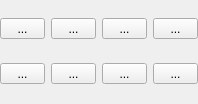
Before: the Qt Designer form src/candle/form_partial/main/partmaincontrol.ui in bodyhey/Candle3, drawn with Qt 5.
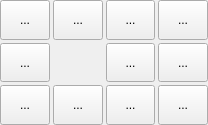
After: the same form once the commit is applied. Icons and pictures are not drawn. Custom widgets are drawn as their Qt base class.

Commit message: Reverted Probe, ZeroZ, ZeroXY (dummy) buttons

What changed in the file:
```diff
--- a/src/candle/form_partial/main/partmaincontrol.ui
+++ b/src/candle/form_partial/main/partmaincontrol.ui
@@ -6,14 +6,35 @@
    <rect>
     <x>0</x>
     <y>0</y>
-    <width>198</width>
-    <height>104</height>
+    <width>208</width>
+    <height>125</height>
    </rect>
   </property>
+  <property name="sizePolicy">
+   <sizepolicy hsizetype="Expanding" vsizetype="Fixed">
+    <horstretch>0</horstretch>
+    <verstretch>0</verstretch>
+   </sizepolicy>
+  </property>
+  <property name="minimumSize">
+   <size>
+    <width>0</width>
+    <height>0</height>
+   </size>
+  </property>
+  <property name="maximumSize">
+   <size>
+    <width>16777215</width>
+    <height>166666</height>
+   </size>
+  </property>
   <property name="windowTitle">
    <string>Form</string>
   </property>
-  <layout class="QGridLayout" name="gridLayout">
+  <layout class="QVBoxLayout" name="verticalLayout">
+   <property name="spacing">
+    <number>3</number>
+   </property>
    <property name="leftMargin">
     <number>0</number>
    </property>
@@ -26,10 +47,73 @@
    <property name="bottomMargin">
     <number>0</number>
    </property>
+   <item>
+    <layout class="QGridLayout" name="gridLayout" columnstretch="0,0,0,0,0">
+     <property name="spacing">
+      <number>3</number>
+     </property>
+     <item row="2" column="2">
+      <widget class="StyledToolButton" name="cmdReset">
+       <property name="sizePolicy">
+        <sizepolicy hsizetype="MinimumExpanding" vsizetype="Expanding">
+         <horstretch>0</horstretch>
+         <verstretch>0</verstretch>
+        </sizepolicy>
+       </property>
+       <property name="toolTip">
+        <string>Reset</string>
+       </property>
+       <property name="text">
+        <string>...</string>
+       </property>
+       <property name="icon">
+        <iconset resource="../../images.qrc">
+         <normaloff>:/images/restart.png</normaloff>:/images/restart.png</iconset>
+       </property>
+       <property name="iconSize">
+        <size>
+         <width>32</width>
+         <height>32</height>
+        </size>
+       </property>
+       <property name="adjustSize" stdset="0">
+        <bool>true</bool>
+       </property>
+      </widget>
+     </item>
+     <item row="1" column="2">
+      <widget class="StyledToolButton" name="cmdSleep">
+       <property name="sizePolicy">
+        <sizepolicy hsizetype="MinimumExpanding" vsizetype="Expanding">
+         <horstretch>0</horstretch>
+         <verstretch>0</verstretch>
+        </sizepolicy>
+       </property>
+       <property name="toolTip">
+        <string>Sleep</string>
+       </property>
+       <property name="text">
+        <string>...</string>
+       </property>
+       <property name="icon">
+        <iconset resource="../../images.qrc">
+         <normaloff>:/images/power4.png</normaloff>:/images/power4.png</iconset>
+       </property>
+       <property name="iconSize">
+        <size>
+         <width>32</width>
+         <height>32</height>
+        </size>
+       </property>
+       <property name="adjustSize" stdset="0">
+        <bool>true</bool>
+       </property>
+      </widget>
+     </item>
    <item row="0" column="0">
     <widget class="StyledToolButton" name="cmdHome">
      <property name="sizePolicy">
-      <sizepolicy hsizetype="Expanding" vsizetype="Fixed">
+        <sizepolicy hsizetype="MinimumExpanding" vsizetype="Expanding">
        <horstretch>0</horstretch>
        <verstretch>0</verstretch>
       </sizepolicy>
@@ -55,78 +139,23 @@
      </property>
     </widget>
    </item>
-   <item row="0" column="1">
-    <widget class="StyledToolButton" name="cmdHold">
-     <property name="sizePolicy">
-      <sizepolicy hsizetype="Expanding" vsizetype="Fixed">
-       <horstretch>0</horstretch>
-       <verstretch>0</verstretch>
-      </sizepolicy>
-     </property>
-     <property name="toolTip">
-      <string>Hold</string>
-     </property>
-     <property name="text">
-      <string>...</string>
-     </property>
-     <property name="icon">
-      <iconset resource="../../images.qrc">
-       <normaloff>:/images/pause.png</normaloff>:/images/pause.png</iconset>
-     </property>
-     <property name="iconSize">
-      <size>
-       <width>32</width>
-       <height>32</height>
-      </size>
-     </property>
-     <property name="checkable">
-      <bool>true</bool>
-     </property>
-     <property name="adjustSize" stdset="0">
-      <bool>true</bool>
-     </property>
-    </widget>
-   </item>
-   <item row="0" column="2">
-    <widget class="StyledToolButton" name="cmdReset">
-     <property name="sizePolicy">
-      <sizepolicy hsizetype="Expanding" vsizetype="Fixed">
-       <horstretch>0</horstretch>
-       <verstretch>0</verstretch>
-      </sizepolicy>
-     </property>
-     <property name="toolTip">
-      <string>Reset</string>
-     </property>
-     <property name="text">
-      <string>...</string>
-     </property>
-     <property name="icon">
-      <iconset resource="../../images.qrc">
-       <normaloff>:/images/restart.png</normaloff>:/images/restart.png</iconset>
-     </property>
-     <property name="iconSize">
-      <size>
-       <width>32</width>
-       <height>32</height>
-      </size>
-     </property>
-     <property name="adjustSize" stdset="0">
-      <bool>true</bool>
-     </property>
-    </widget>
-   </item>
-   <item row="0" column="3">
+     <item row="2" column="4">
     <widget class="StyledToolButton" name="cmdUnlock">
      <property name="enabled">
       <bool>true</bool>
      </property>
      <property name="sizePolicy">
-      <sizepolicy hsizetype="Expanding" vsizetype="Fixed">
+        <sizepolicy hsizetype="MinimumExpanding" vsizetype="Expanding">
        <horstretch>0</horstretch>
        <verstretch>0</verstretch>
       </sizepolicy>
      </property>
+       <property name="minimumSize">
+        <size>
+         <width>50</width>
+         <height>0</height>
+        </size>
+       </property>
      <property name="toolTip">
       <string>Unlock</string>
      </property>
@@ -149,9 +178,41 @@
     </widget>
    </item>
    <item row="1" column="0">
+      <widget class="StyledToolButton" name="cmdHold">
+       <property name="sizePolicy">
+        <sizepolicy hsizetype="MinimumExpanding" vsizetype="Expanding">
+         <horstretch>0</horstretch>
+         <verstretch>0</verstretch>
+        </sizepolicy>
+       </property>
+       <property name="toolTip">
+        <string>Hold</string>
+       </property>
+       <property name="text">
+        <string>...</string>
+       </property>
+       <property name="icon">
+        <iconset resource="../../images.qrc">
+         <normaloff>:/images/pause.png</normaloff>:/images/pause.png</iconset>
+       </property>
+       <property name="iconSize">
+        <size>
+         <width>32</width>
+         <height>32</height>
+        </size>
+       </property>
+       <property name="checkable">
+        <bool>true</bool>
+       </property>
+       <property name="adjustSize" stdset="0">
+        <bool>true</bool>
+       </property>
+      </widget>
+     </item>
+     <item row="2" column="0">
     <widget class="StyledToolButton" name="cmdCheck">
      <property name="sizePolicy">
-      <sizepolicy hsizetype="Expanding" vsizetype="Fixed">
+        <sizepolicy hsizetype="MinimumExpanding" vsizetype="Expanding">
        <horstretch>0</horstretch>
        <verstretch>0</verstretch>
       </sizepolicy>
@@ -180,39 +241,10 @@
      </property>
     </widget>
    </item>
-   <item row="1" column="1">
-    <widget class="StyledToolButton" name="cmdSleep">
-     <property name="sizePolicy">
-      <sizepolicy hsizetype="Expanding" vsizetype="Fixed">
-       <horstretch>0</horstretch>
-       <verstretch>0</verstretch>
-      </sizepolicy>
-     </property>
-     <property name="toolTip">
-      <string>Sleep</string>
-     </property>
-     <property name="text">
-      <string>...</string>
-     </property>
-     <property name="icon">
-      <iconset resource="../../images.qrc">
-       <normaloff>:/images/power4.png</normaloff>:/images/power4.png</iconset>
-     </property>
-     <property name="iconSize">
-      <size>
-       <width>32</width>
-       <height>32</height>
-      </size>
-     </property>
-     <property name="adjustSize" stdset="0">
-      <bool>true</bool>
-     </property>
-    </widget>
-   </item>
-   <item row="1" column="2">
+     <item row="2" column="1">
     <widget class="StyledToolButton" name="cmdDoor">
      <property name="sizePolicy">
-      <sizepolicy hsizetype="Expanding" vsizetype="Fixed">
+        <sizepolicy hsizetype="MinimumExpanding" vsizetype="Expanding">
        <horstretch>0</horstretch>
        <verstretch>0</verstretch>
       </sizepolicy>
@@ -238,10 +270,10 @@
      </property>
     </widget>
    </item>
-   <item row="1" column="3">
+     <item row="1" column="4">
     <widget class="StyledToolButton" name="cmdFlood">
      <property name="sizePolicy">
-      <sizepolicy hsizetype="Expanding" vsizetype="Fixed">
+        <sizepolicy hsizetype="MinimumExpanding" vsizetype="Expanding">
        <horstretch>0</horstretch>
        <verstretch>0</verstretch>
       </sizepolicy>
@@ -270,6 +302,77 @@
      </property>
     </widget>
    </item>
+     <item row="0" column="1">
+      <widget class="StyledToolButton" name="cmdProbe">
+       <property name="sizePolicy">
+        <sizepolicy hsizetype="MinimumExpanding" vsizetype="Expanding">
+         <horstretch>0</horstretch>
+         <verstretch>0</verstretch>
+        </sizepolicy>
+       </property>
+       <property name="text">
+        <string>...</string>
+       </property>
+       <property name="icon">
+        <iconset resource="../../images.qrc">
+         <normaloff>:/images/search_z.svg</normaloff>:/images/search_z.svg</iconset>
+       </property>
+       <property name="iconSize">
+        <size>
+         <width>32</width>
+         <height>32</height>
+        </size>
+       </property>
+      </widget>
+     </item>
+     <item row="0" column="2">
+      <widget class="StyledToolButton" name="cmdZeroXY">
+       <property name="sizePolicy">
+        <sizepolicy hsizetype="MinimumExpanding" vsizetype="Expanding">
+         <horstretch>0</horstretch>
+         <verstretch>0</verstretch>
+        </sizepolicy>
+       </property>
+       <property name="text">
+        <string>...</string>
+       </property>
+       <property name="icon">
+        <iconset resource="../../images.qrc">
+         <normaloff>:/images/axis_zero.svg</normaloff>:/images/axis_zero.svg</iconset>
+       </property>
+       <property name="iconSize">
+        <size>
+         <width>32</width>
+         <height>32</height>
+        </size>
+       </property>
+      </widget>
+     </item>
+     <item row="0" column="4">
+      <widget class="StyledToolButton" name="cmdZeroZ">
+       <property name="sizePolicy">
+        <sizepolicy hsizetype="MinimumExpanding" vsizetype="Expanding">
+         <horstretch>0</horstretch>
+         <verstretch>0</verstretch>
+        </sizepolicy>
+       </property>
+       <property name="text">
+        <string>...</string>
+       </property>
+       <property name="icon">
+        <iconset resource="../../images.qrc">
+         <normaloff>:/images/zero_z.svg</normaloff>:/images/zero_z.svg</iconset>
+       </property>
+       <property name="iconSize">
+        <size>
+         <width>32</width>
+         <height>32</height>
+        </size>
+       </property>
+      </widget>
+     </item>
+    </layout>
+   </item>
   </layout>
  </widget>
  <customwidgets>
```
Left out of the diff: 51 changed lines with no effect on the pictures. Lines whose indentation alone changed are shown as unchanged. The commit also changes 3 other files.
